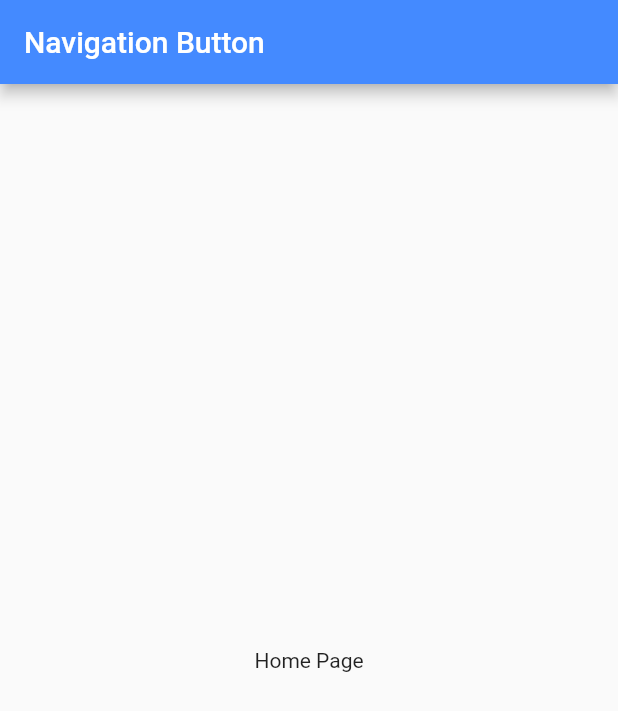
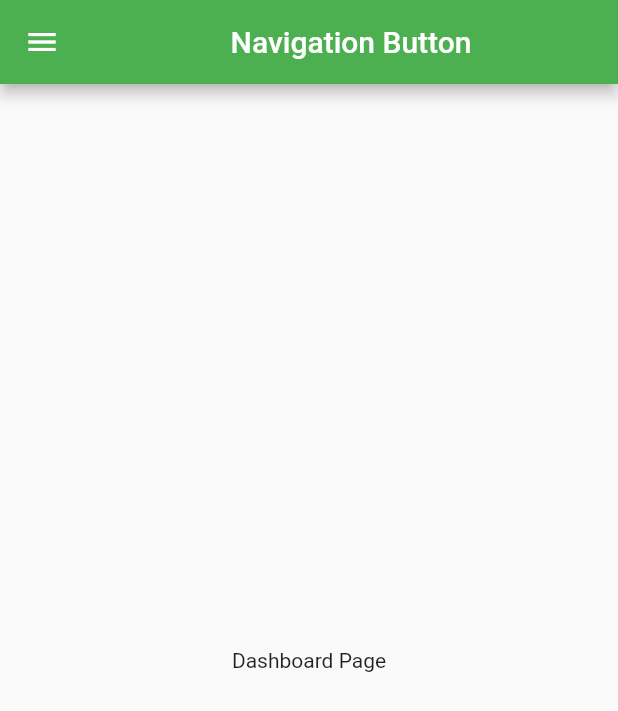
Before and after one commit to roshanshilpakar/Simple_Navigation_FLutter, a Flutter app: the screen it shows after launch, on a phone screen of 412 x 824 dp. Shown: the top 711 px of the screen. Run offline on Flutter 3.47's test engine with Material 2 defaults, Android fonts, the phone set to English and light mode, and no system bars.

Commit message:
front completed

```diff
--- /dev/null
+++ b/lib/dashboard.dart
@@ -0,0 +1,14 @@
+import 'package:flutter/material.dart';
+
+class DashboardPage extends StatelessWidget {
+  @override
+  Widget build(BuildContext context) {
+    return Container(
+      child: Center(
+        child: Text(
+          "Dashboard Page"
+        ),
+      ),
+    );
+  }
+}
--- a/lib/main.dart
+++ b/lib/main.dart
@@ -1,5 +1,14 @@
 import 'package:flutter/material.dart';
 
+import 'contacts.dart';
+import 'dashboard.dart';
+import 'my_drawer_header.dart';
+import 'events.dart';
+import 'notes.dart';
+import 'notifications.dart';
+import 'settings.dart';
+import 'send_feedback.dart';
+import 'package:navigation_drawer/PrivacyPolicy.dart';
 void main() {
   runApp(MyApp());
 }
@@ -10,6 +19,7 @@ class MyApp extends StatelessWidget {
   Widget build(BuildContext context) {
     return MaterialApp(
       home: HomePage(),
+      debugShowCheckedModeBanner: false,
     );
   }
 }
@@ -20,18 +30,154 @@ class HomePage extends StatefulWidget{
 }
 
 class _HomePageState extends State<HomePage>{
+  var currentPage = DrawerSections.dashboard;
   @override
   Widget build(BuildContext context) {
+    var container;
+    if(currentPage==DrawerSections.dashboard){
+      container= DashboardPage();
+    }
+    else if(currentPage==DrawerSections.contacts){
+      container= ContactsPage();
+    }
+    else if(currentPage==DrawerSections.events){
+      container= EventPage();
+    }
+    else if(currentPage==DrawerSections.notes){
+      container= NotesPage();
+    }
+    else if(currentPage==DrawerSections.settings){
+      container= SettingsPage();
+    }
+    else if(currentPage==DrawerSections.notifications){
+      container= NotificationsPage();
+    }
+    else if(currentPage==DrawerSections.privacy_policy){
+      container= PrivacyPolicyPage();
+    }
+    else if(currentPage==DrawerSections.send_feedback){
+      container= SendFeedbackPage();
+    }
     return Scaffold(
       appBar: AppBar(
-        backgroundColor: Colors.blueAccent,
-        title: Text("Navigation Button"),
+        backgroundColor: Colors.green,
+        title: Center(
+            child: Text("Navigation Button"),
+        ),
       ),
-      body: Container(
-        child: Center(
-          child: Text("Home Page"),
+      body: container,
+      drawer: Drawer(
+        child: SingleChildScrollView(
+          child: Container(
+            child: Column(
+              children: [
+                MyHeaderDrawer(),
+                MyDrawerList(),
+              ],
+            ),
+          ),
+        ),
+      ),
+    );
+  }
+  Widget MyDrawerList(){
+    return Container(
+      padding: EdgeInsets.only(top:15),
+      child: Column(
+        //show the list of menu drawer
+        children: [
+          menuItem(1,"Dashboard", Icons.dashboard_outlined,
+          currentPage == DrawerSections.dashboard ? true : false),
+          menuItem(2,"Contacts", Icons.people_alt_outlined,
+              currentPage == DrawerSections.contacts ? true : false),
+          menuItem(3,"Events", Icons.event,
+              currentPage == DrawerSections.events ? true : false),
+          menuItem(4,"Notes", Icons.notes,
+              currentPage == DrawerSections.notes ? true : false),
+          Divider(),
+          menuItem(5,"Settings", Icons.settings_outlined,
+              currentPage == DrawerSections.settings ? true : false),
+          menuItem(6,"Notifications", Icons.notifications_outlined,
+              currentPage == DrawerSections.notifications ? true : false),
+          Divider(),
+          menuItem(7,"Privacy Policy", Icons.privacy_tip_outlined,
+              currentPage == DrawerSections.privacy_policy ? true : false),
+          menuItem(8,"Send feedback", Icons.feedback_outlined,
+              currentPage == DrawerSections.send_feedback ? true : false),
+
+        ],
+
+      ),
+    );
+  }
+  Widget menuItem( int id, String title, IconData icon, bool selected){
+    return Material(
+      color: selected ? Colors.grey[300] : Colors.transparent,
+      child: InkWell(
+        onTap: (){
+          Navigator.pop(context);
+          setState(() {
+            if(id==1){
+              currentPage = DrawerSections.dashboard;
+            }
+            else if(id==2){
+              currentPage = DrawerSections.contacts;
+            }
+            else if(id==3){
+              currentPage = DrawerSections.events;
+            }
+            else if(id==4){
+              currentPage = DrawerSections.notes;
+            }
+            else if(id==5){
+              currentPage = DrawerSections.settings;
+            }
+            else if(id==6){
+              currentPage = DrawerSections.notifications;
+            }
+            else if(id==7){
+              currentPage = DrawerSections.privacy_policy;
+            }
+            else if(id==8){
+              currentPage = DrawerSections.send_feedback;
+            }
+          });
+        },
+        child: Padding(
+          padding: EdgeInsets.all(15.0),
+          child: Row(
+            children: [
+              Expanded(child: Icon(
+                icon,
+                size: 20,
+                color: Colors.black,
+              ),
+              ),
+              Expanded(
+                flex: 1,
+                child:Text(
+                  title,
+                  style: TextStyle(
+                color: Colors.black,
+                fontSize: 16,
+              ),
+              ),
+              ),
+            ],
+          ),
         ),
       ),
     );
   }
 }
+
+enum DrawerSections{
+  dashboard,
+  contacts,
+  events,
+  notes,
+  settings,
+  notifications,
+  privacy_policy,
+  send_feedback,
+}
--- a/pubspec.yaml
+++ b/pubspec.yaml
@@ -45,8 +45,8 @@ flutter:
   uses-material-design: true
 
   # To add assets to your application, add an assets section, like this:
-  # assets:
-  #   - images/a_dot_burr.jpeg
+  assets:
+    - assets/images/profile.jpg
   #   - images/a_dot_ham.jpeg
 
   # An image asset can refer to one or more resolution-specific "variants", see
```
Also changed, not shown: lib/PrivacyPolicy.dart (added, +14 -0 lines), lib/contacts.dart (added, +14 -0 lines), lib/events.dart (added, +32 -0 lines), lib/my_drawer_header.dart (added, +43 -0 lines), lib/notes.dart (added, +19 -0 lines), lib/notifications.dart (added, +14 -0 lines), lib/send_feedback.dart (added, +14 -0 lines), lib/settings.dart (added, +14 -0 lines), 1 other file.
